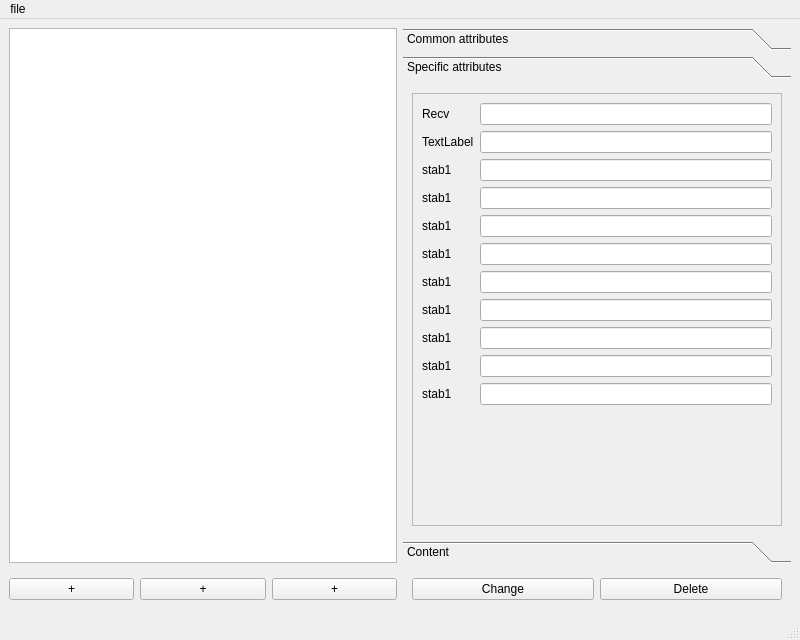
Old version of the form gui/SIP-p-Draw.ui in the repository KitKod/SIP-p-Draw-Client.
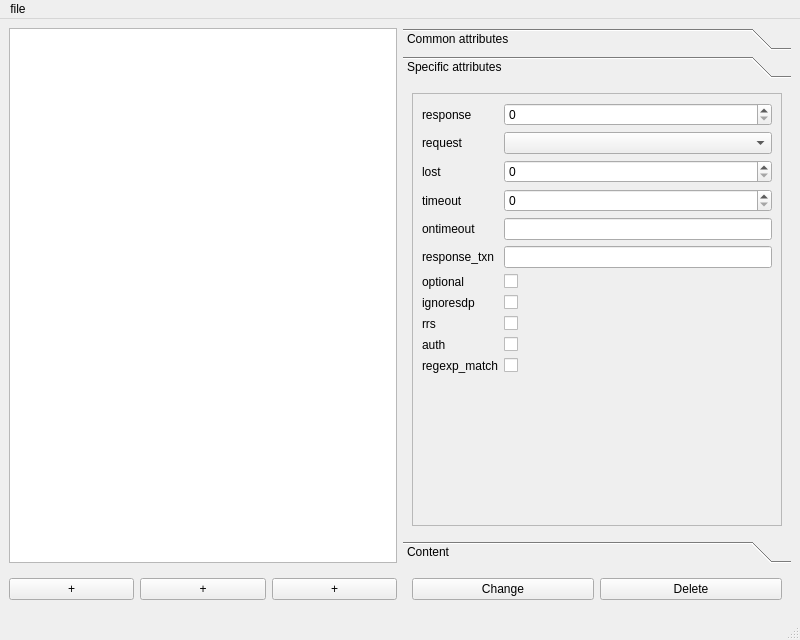
New version of the form. The open tabs and pages were chosen to show the change.

Commit message: Edit type of widgets for spec attributes.

```diff
--- a/gui/SIP-p-Draw.ui
+++ b/gui/SIP-p-Draw.ui
@@ -264,110 +264,130 @@
                 <item row="0" column="0">
                  <widget class="QLabel" name="label_11">
                   <property name="text">
-                   <string>Recv</string>
+                   <string>response</string>
                   </property>
                  </widget>
                 </item>
                 <item row="0" column="1">
-                 <widget class="QLineEdit" name="lineEdit_11"/>
+                 <widget class="QSpinBox" name="spinBox"/>
                 </item>
                 <item row="1" column="0">
                  <widget class="QLabel" name="label_12">
                   <property name="text">
-                   <string>TextLabel</string>
+                   <string>request</string>
                   </property>
                  </widget>
                 </item>
                 <item row="1" column="1">
-                 <widget class="QLineEdit" name="lineEdit_12"/>
+                 <widget class="QComboBox" name="comboBox"/>
                 </item>
                 <item row="2" column="0">
-                 <widget class="QLabel" name="stab1Label">
+                 <widget class="QLabel" name="stab1Label_5">
                   <property name="text">
-                   <string>stab1</string>
+                   <string>lost</string>
                   </property>
                  </widget>
                 </item>
                 <item row="2" column="1">
-                 <widget class="QLineEdit" name="stab1LineEdit"/>
+                 <widget class="QSpinBox" name="spinBox_2"/>
                 </item>
                 <item row="3" column="0">
-                 <widget class="QLabel" name="stab1Label_2">
+                 <widget class="QLabel" name="stab1Label_6">
                   <property name="text">
-                   <string>stab1</string>
+                   <string>timeout</string>
                   </property>
                  </widget>
                 </item>
                 <item row="3" column="1">
-                 <widget class="QLineEdit" name="stab1LineEdit_2"/>
+                 <widget class="QSpinBox" name="spinBox_3"/>
+                </item>
+                <item row="4" column="0">
+                 <widget class="QLabel" name="stab1Label_7">
+                  <property name="text">
+                   <string>ontimeout</string>
+                  </property>
+                 </widget>
                 </item>
                 <item row="4" column="1">
-                 <widget class="QLineEdit" name="stab1LineEdit_3"/>
-                </item>
-                <item row="5" column="1">
-                 <widget class="QLineEdit" name="stab1LineEdit_4"/>
-                </item>
-                <item row="6" column="1">
-                 <widget class="QLineEdit" name="stab1LineEdit_5"/>
-                </item>
-                <item row="7" column="1">
-                 <widget class="QLineEdit" name="stab1LineEdit_6"/>
-                </item>
-                <item row="8" column="1">
                  <widget class="QLineEdit" name="stab1LineEdit_7"/>
                 </item>
-                <item row="9" column="1">
-                 <widget class="QLineEdit" name="stab1LineEdit_8"/>
-                </item>
-                <item row="10" column="1">
-                 <widget class="QLineEdit" name="stab1LineEdit_9"/>
-                </item>
-                <item row="4" column="0">
-                 <widget class="QLabel" name="stab1Label_3">
-                  <property name="text">
-                   <string>stab1</string>
-                  </property>
-                 </widget>
-                </item>
                 <item row="5" column="0">
-                 <widget class="QLabel" name="stab1Label_4">
+                 <widget class="QLabel" name="stab1Label_9">
                   <property name="text">
-                   <string>stab1</string>
+                   <string>response_txn</string>
                   </property>
                  </widget>
                 </item>
+                <item row="5" column="1">
+                 <widget class="QLineEdit" name="stab1LineEdit_9"/>
+                </item>
                 <item row="6" column="0">
-                 <widget class="QLabel" name="stab1Label_5">
+                 <widget class="QLabel" name="stab1Label">
                   <property name="text">
-                   <string>stab1</string>
+                   <string>optional</string>
+                  </property>
+                 </widget>
+                </item>
+                <item row="6" column="1">
+                 <widget class="QCheckBox" name="checkBox">
+                  <property name="text">
+                   <string/>
                   </property>
                  </widget>
                 </item>
                 <item row="7" column="0">
-                 <widget class="QLabel" name="stab1Label_6">
+                 <widget class="QLabel" name="stab1Label_2">
                   <property name="text">
-                   <string>stab1</string>
+                   <string>ignoresdp</string>
+                  </property>
+                 </widget>
+                </item>
+                <item row="7" column="1">
+                 <widget class="QCheckBox" name="checkBox_2">
+                  <property name="text">
+                   <string/>
                   </property>
                  </widget>
                 </item>
                 <item row="8" column="0">
-                 <widget class="QLabel" name="stab1Label_7">
+                 <widget class="QLabel" name="stab1Label_3">
                   <property name="text">
-                   <string>stab1</string>
+                   <string>rrs</string>
+                  </property>
+                 </widget>
+                </item>
+                <item row="8" column="1">
+                 <widget class="QCheckBox" name="checkBox_3">
+                  <property name="text">
+                   <string/>
                   </property>
                  </widget>
                 </item>
                 <item row="9" column="0">
-                 <widget class="QLabel" name="stab1Label_8">
+                 <widget class="QLabel" name="stab1Label_4">
                   <property name="text">
-                   <string>stab1</string>
+                   <string>auth</string>
+                  </property>
+                 </widget>
+                </item>
+                <item row="9" column="1">
+                 <widget class="QCheckBox" name="checkBox_4">
+                  <property name="text">
+                   <string/>
                   </property>
                  </widget>
                 </item>
                 <item row="10" column="0">
-                 <widget class="QLabel" name="stab1Label_9">
+                 <widget class="QLabel" name="stab1Label_8">
                   <property name="text">
-                   <string>stab1</string>
+                   <string>regexp_match</string>
+                  </property>
+                 </widget>
+                </item>
+                <item row="10" column="1">
+                 <widget class="QCheckBox" name="checkBox_5">
+                  <property name="text">
+                   <string/>
                   </property>
                  </widget>
                 </item>
```
Left out of the diff: 2 changed lines with no effect on the pictures. The commit also changes 1 other file.
